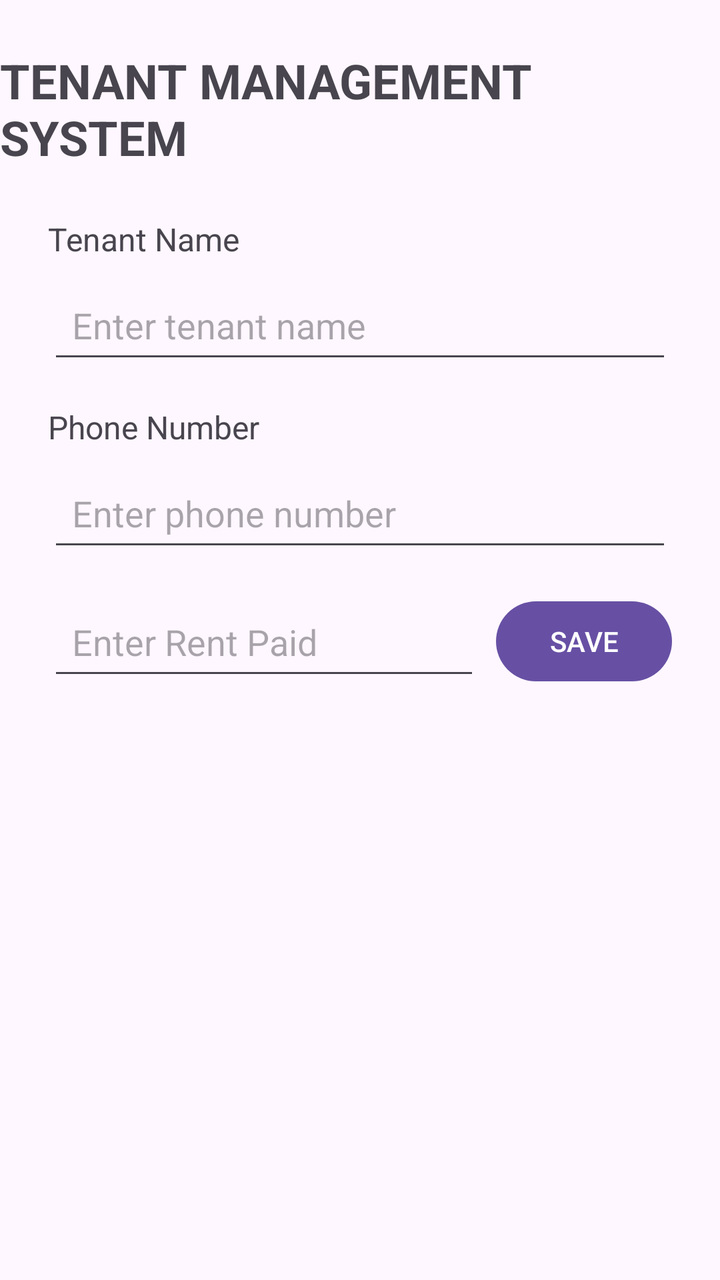
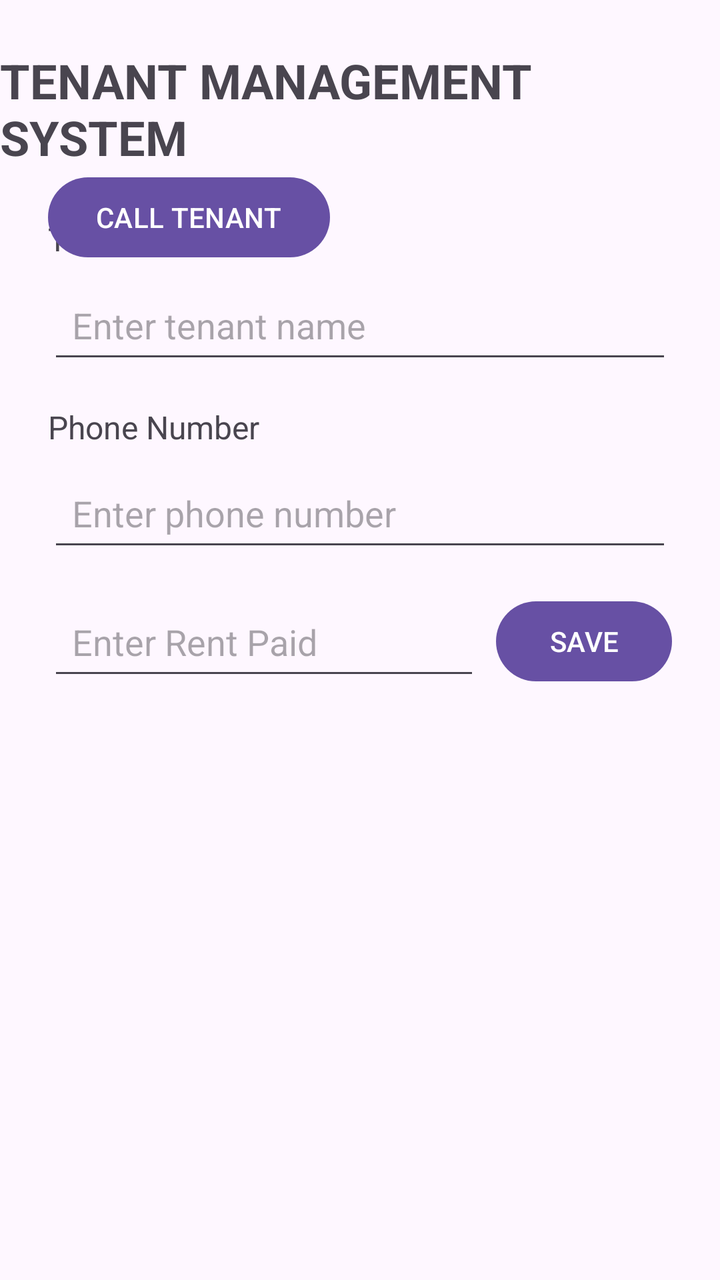

The first picture is an Android layout as it rendered before a commit; the second is the same layout after the commit. The layout source and the unified diff follow.
<!-- AndroidManifest.xml: application theme Theme.NewTenantManagementSystem -->
<!-- res/layout/activity_main.xml -->
<?xml version="1.0" encoding="utf-8"?>
<layout xmlns:android="http://schemas.android.com/apk/res/android"
    xmlns:app="http://schemas.android.com/apk/res-auto">

    <data>
        <variable
            name="tenant"
            type="com.example.newtenantmanagementsystem.Tenant" />
    </data>

    <androidx.constraintlayout.widget.ConstraintLayout
        android:layout_width="match_parent"
        android:layout_height="match_parent">

        <TextView
            android:id="@+id/titleTextView"
            android:layout_width="wrap_content"
            android:layout_height="wrap_content"
            android:text="TENANT MANAGEMENT SYSTEM"
            android:textSize="24sp"
            android:textStyle="bold"
            android:layout_marginTop="24dp"
            app:layout_constraintTop_toTopOf="parent"
            app:layout_constraintStart_toStartOf="parent"
            app:layout_constraintEnd_toEndOf="parent" />

        <TextView
            android:id="@+id/tenantNameLabel"
            android:layout_width="wrap_content"
            android:layout_height="wrap_content"
            android:text="Tenant Name"
            android:textSize="16sp"
            android:layout_marginTop="24dp"
            android:layout_marginStart="24dp"
            app:layout_constraintTop_toBottomOf="@id/titleTextView"
            app:layout_constraintStart_toStartOf="parent" />

        <EditText
            android:id="@+id/tenantNameEditText"
            android:layout_width="0dp"
            android:layout_height="wrap_content"
            android:hint="Enter tenant name"
            android:minHeight="48dp"
            android:padding="12dp"
            android:layout_marginTop="8dp"
            android:layout_marginStart="24dp"
            android:layout_marginEnd="24dp"
            app:layout_constraintTop_toBottomOf="@id/tenantNameLabel"
            app:layout_constraintStart_toStartOf="parent"
            app:layout_constraintEnd_toEndOf="parent" />

        <TextView
            android:id="@+id/phoneLabel"
            android:layout_width="wrap_content"
            android:layout_height="wrap_content"
            android:text="Phone Number"
            android:textSize="16sp"
            android:layout_marginTop="16dp"
            android:layout_marginStart="24dp"
            app:layout_constraintTop_toBottomOf="@id/tenantNameEditText"
            app:layout_constraintStart_toStartOf="parent" />

        <EditText
            android:id="@+id/phoneEditText"
            android:layout_width="0dp"
            android:layout_height="wrap_content"
            android:hint="Enter phone number"
            android:inputType="phone"
            android:minHeight="48dp"
            android:padding="12dp"
            android:layout_marginTop="8dp"
            android:layout_marginStart="24dp"
            android:layout_marginEnd="24dp"
            app:layout_constraintTop_toBottomOf="@id/phoneLabel"
            app:layout_constraintStart_toStartOf="parent"
            app:layout_constraintEnd_toEndOf="parent" />

        <EditText
            android:id="@+id/rentEditText"
            android:layout_width="0dp"
            android:layout_height="wrap_content"
            android:hint="Enter Rent Paid"
            android:inputType="numberDecimal"
            android:minHeight="48dp"
            android:padding="12dp"
            android:layout_marginStart="24dp"
            android:layout_marginTop="16dp"
            android:layout_marginEnd="8dp"
            app:layout_constraintTop_toBottomOf="@id/phoneEditText"
            app:layout_constraintStart_toStartOf="parent"
            app:layout_constraintEnd_toStartOf="@id/saveButton" />

        <Button
            android:id="@+id/saveButton"
            android:layout_width="wrap_content"
            android:layout_height="wrap_content"
            android:text="SAVE"
            android:layout_marginEnd="24dp"
            app:layout_constraintTop_toTopOf="@id/rentEditText"
            app:layout_constraintEnd_toEndOf="parent" />

        <TextView
            android:id="@+id/tenantNameResultTextView"
            android:layout_width="wrap_content"
            android:layout_height="wrap_content"
            android:text="@{tenant.name}"
            android:textSize="24sp"
            android:textStyle="bold" />

    </androidx.constraintlayout.widget.ConstraintLayout>
</layout>
<!-- resources referenced by this layout -->
<resources>
  <style name="Theme.NewTenantManagementSystem" parent="Base.Theme.NewTenantManagementSystem" />
  <style name="Base.Theme.NewTenantManagementSystem" parent="Theme.Material3.DayNight.NoActionBar">
          
          
      </style>
</resources>

<!-- the commit's change to res/layout/activity_main.xml (unified diff, before → after) -->
@@ -13,7 +13,7 @@
         android:layout_height="match_parent">
 
         <TextView
-            android:id="@+id/titleTextView"
+            android:id="@+id/resultTextView"
             android:layout_width="wrap_content"
             android:layout_height="wrap_content"
             android:text="TENANT MANAGEMENT SYSTEM"
@@ -32,7 +32,7 @@
             android:textSize="16sp"
             android:layout_marginTop="24dp"
             android:layout_marginStart="24dp"
-            app:layout_constraintTop_toBottomOf="@id/titleTextView"
+            app:layout_constraintTop_toBottomOf="@id/resultTextView"
             app:layout_constraintStart_toStartOf="parent" />
 
         <EditText
@@ -107,5 +107,14 @@
             android:textSize="24sp"
             android:textStyle="bold" />
 
+        <Button
+            android:id="@+id/callButton"
+            android:layout_width="wrap_content"
+            android:layout_height="wrap_content"
+            android:text="CALL TENANT"
+            android:layout_marginStart="24dp"
+            app:layout_constraintTop_toBottomOf="@id/resultTextView"
+            app:layout_constraintStart_toStartOf="parent" />
+
     </androidx.constraintlayout.widget.ConstraintLayout>
 </layout>
